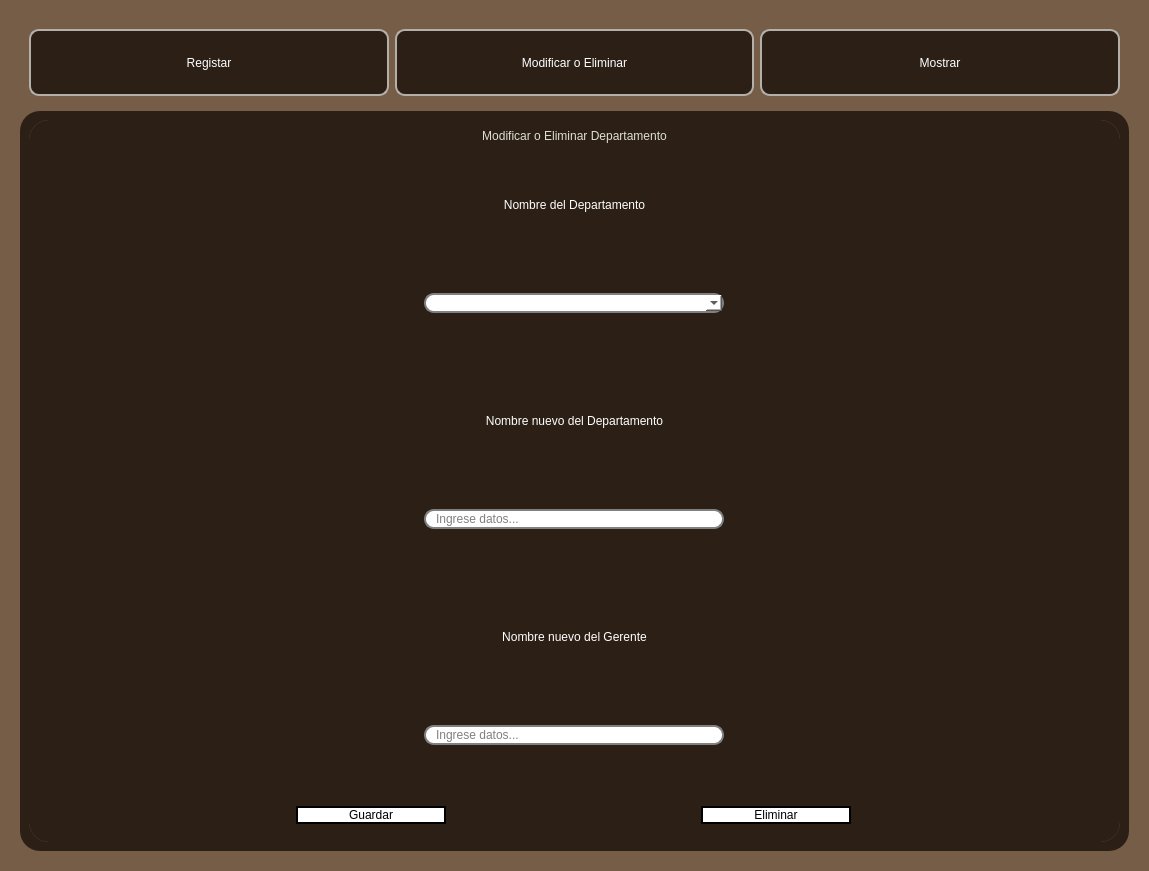
Before: the Qt Designer form ui/dptos.ui in n1enkew/Sistema-de-Empleados, drawn with Qt 5.
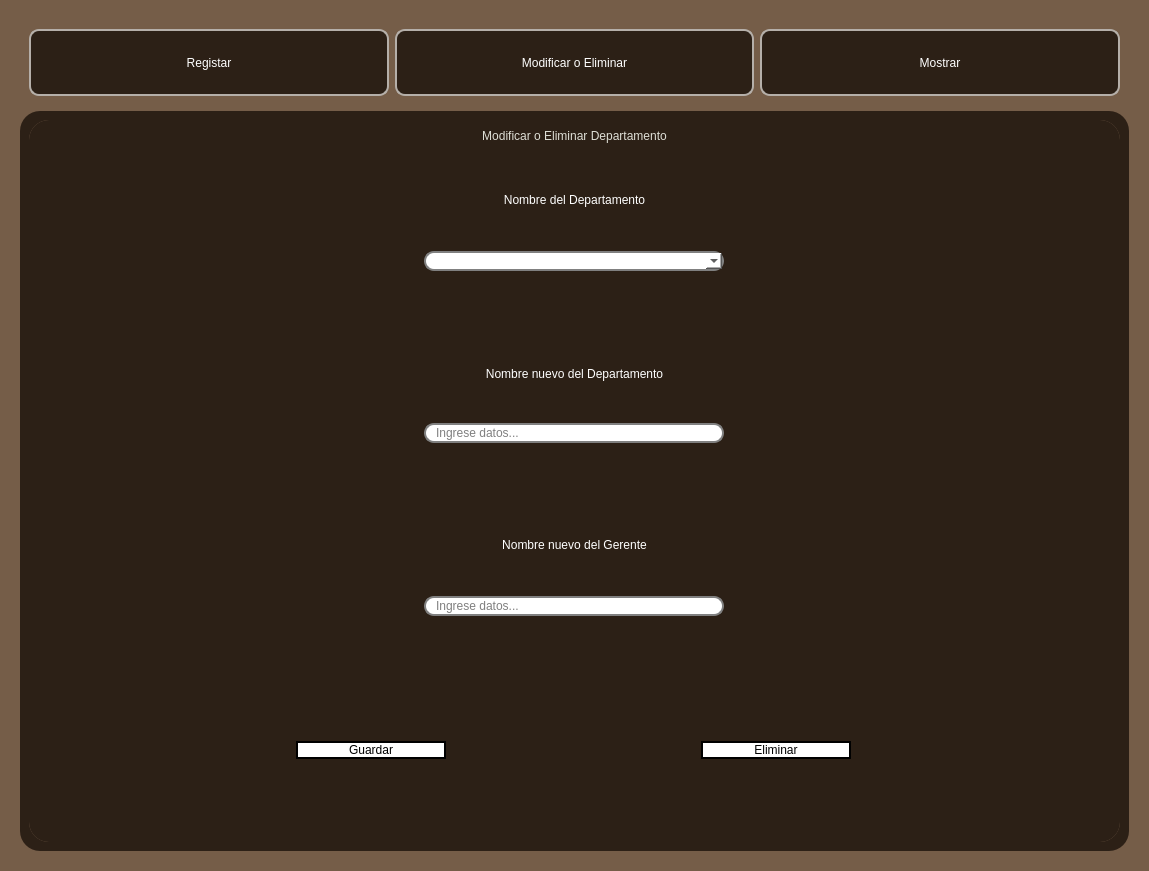
After: the same form once the commit is applied. The open tabs and pages were chosen to show the change.

Commit message: Refactor UI layouts and widget styles

Patch:
```diff
--- a/ui/dptos.ui
+++ b/ui/dptos.ui
@@ -544,7 +544,7 @@
     border: 2px solid rgb(44, 32, 22);   /* Opcional: cambiar el borde también */
 }</string>
             </property>
-            <layout class="QVBoxLayout" name="verticalLayout_8" stretch="0,2,2,2,0">
+            <layout class="QVBoxLayout" name="verticalLayout_8" stretch="0,1,1,1,1">
              <item>
               <widget class="QLabel" name="Titulo">
                <property name="sizePolicy">
@@ -570,25 +570,61 @@
              </item>
              <item>
               <widget class="QFrame" name="FrameBuscar">
+               <property name="sizePolicy">
+                <sizepolicy hsizetype="Preferred" vsizetype="Expanding">
+                 <horstretch>0</horstretch>
+                 <verstretch>0</verstretch>
+                </sizepolicy>
+               </property>
+               <property name="mouseTracking">
+                <bool>false</bool>
+               </property>
+               <property name="autoFillBackground">
+                <bool>false</bool>
+               </property>
                <property name="frameShape">
                 <enum>QFrame::StyledPanel</enum>
                </property>
                <property name="frameShadow">
                 <enum>QFrame::Raised</enum>
                </property>
-               <layout class="QVBoxLayout" name="verticalLayout_4">
+               <layout class="QVBoxLayout" name="verticalLayout_4" stretch="1,0">
+                <property name="spacing">
+                 <number>0</number>
+                </property>
+                <property name="topMargin">
+                 <number>0</number>
+                </property>
+                <property name="bottomMargin">
+                 <number>0</number>
+                </property>
                 <item>
                  <widget class="QLabel" name="label_5">
+                  <property name="enabled">
+                   <bool>true</bool>
+                  </property>
+                  <property name="sizePolicy">
+                   <sizepolicy hsizetype="Preferred" vsizetype="Fixed">
+                    <horstretch>0</horstretch>
+                    <verstretch>0</verstretch>
+                   </sizepolicy>
+                  </property>
                   <property name="text">
                    <string>Nombre del Departamento</string>
                   </property>
                   <property name="alignment">
-                   <set>Qt::AlignCenter</set>
+                   <set>Qt::AlignBottom|Qt::AlignHCenter</set>
                   </property>
                  </widget>
                 </item>
                 <item>
                  <widget class="QFrame" name="frame_13">
+                  <property name="sizePolicy">
+                   <sizepolicy hsizetype="Preferred" vsizetype="Fixed">
+                    <horstretch>0</horstretch>
+                    <verstretch>0</verstretch>
+                   </sizepolicy>
+                  </property>
                   <property name="frameShape">
                    <enum>QFrame::StyledPanel</enum>
                   </property>
@@ -607,7 +643,7 @@
                      <property name="maximumSize">
                       <size>
                        <width>300</width>
-                       <height>16777215</height>
+                       <height>30</height>
                       </size>
                      </property>
                     </widget>
@@ -620,6 +656,12 @@
              </item>
              <item>
               <widget class="QFrame" name="FrameUpdate1">
+               <property name="sizePolicy">
+                <sizepolicy hsizetype="Preferred" vsizetype="Expanding">
+                 <horstretch>0</horstretch>
+                 <verstretch>0</verstretch>
+                </sizepolicy>
+               </property>
                <property name="frameShape">
                 <enum>QFrame::StyledPanel</enum>
                </property>
@@ -629,6 +671,12 @@
                <layout class="QVBoxLayout" name="verticalLayout_9">
                 <item>
                  <widget class="QLabel" name="label_9">
+                  <property name="sizePolicy">
+                   <sizepolicy hsizetype="Preferred" vsizetype="Fixed">
+                    <horstretch>0</horstretch>
+                    <verstretch>0</verstretch>
+                   </sizepolicy>
+                  </property>
                   <property name="text">
                    <string>Nombre nuevo del Departamento</string>
                   </property>
@@ -639,6 +687,12 @@
                 </item>
                 <item>
                  <widget class="QFrame" name="frame_15">
+                  <property name="sizePolicy">
+                   <sizepolicy hsizetype="Preferred" vsizetype="Fixed">
+                    <horstretch>0</horstretch>
+                    <verstretch>0</verstretch>
+                   </sizepolicy>
+                  </property>
                   <property name="frameShape">
                    <enum>QFrame::StyledPanel</enum>
                   </property>
@@ -663,7 +717,7 @@
                      <property name="maximumSize">
                       <size>
                        <width>300</width>
-                       <height>16777215</height>
+                       <height>30</height>
                       </size>
                      </property>
                      <property name="styleSheet">
@@ -682,6 +736,12 @@
              </item>
              <item>
               <widget class="QFrame" name="FrameUpdate2">
+               <property name="sizePolicy">
+                <sizepolicy hsizetype="Preferred" vsizetype="Expanding">
+                 <horstretch>0</horstretch>
+                 <verstretch>0</verstretch>
+                </sizepolicy>
+               </property>
                <property name="frameShape">
                 <enum>QFrame::StyledPanel</enum>
                </property>
@@ -689,8 +749,23 @@
                 <enum>QFrame::Raised</enum>
                </property>
                <layout class="QVBoxLayout" name="verticalLayout_10">
+                <property name="spacing">
+                 <number>0</number>
+                </property>
+                <property name="topMargin">
+                 <number>0</number>
+                </property>
+                <property name="bottomMargin">
+                 <number>0</number>
+                </property>
                 <item>
                  <widget class="QLabel" name="label_10">
+                  <property name="sizePolicy">
+                   <sizepolicy hsizetype="Preferred" vsizetype="Fixed">
+                    <horstretch>0</horstretch>
+                    <verstretch>0</verstretch>
+                   </sizepolicy>
+                  </property>
                   <property name="text">
                    <string>Nombre nuevo del Gerente</string>
                   </property>
@@ -701,6 +776,12 @@
                 </item>
                 <item>
                  <widget class="QFrame" name="frame_17">
+                  <property name="sizePolicy">
+                   <sizepolicy hsizetype="Preferred" vsizetype="Fixed">
+                    <horstretch>0</horstretch>
+                    <verstretch>0</verstretch>
+                   </sizepolicy>
+                  </property>
                   <property name="frameShape">
                    <enum>QFrame::StyledPanel</enum>
                   </property>
@@ -725,7 +806,7 @@
                      <property name="maximumSize">
                       <size>
                        <width>300</width>
-                       <height>16777215</height>
+                       <height>30</height>
                       </size>
                      </property>
                      <property name="styleSheet">
@@ -744,6 +825,33 @@
              </item>
              <item>
               <widget class="QFrame" name="FrameUpdate3">
+               <property name="sizePolicy">
+                <sizepolicy hsizetype="Preferred" vsizetype="Expanding">
+                 <horstretch>0</horstretch>
+                 <verstretch>0</verstretch>
+                </sizepolicy>
+               </property>
+               <property name="styleSheet">
+                <string notr="true">QPushButton{
+    border: 2px solid black;
+    border-radius: 10px;
+    padding: 0 8px;
+    background: white;
+font: 400 12pt &quot;Lexend&quot;;
+color: black;
+}
+
+QPushButton:hover{
+background-color: qlineargradient(spread:pad, x1:0, y1:0, x2:1, y2:0, stop:0 rgba(44, 32, 22, 255), stop:1 rgba(181, 175, 169, 255));
+
+}
+
+QPushButton:pressed {
+    background-color: rgb(117, 93, 72); /* El color que quieras al hacer clic */
+    border: 2px solid rgb(44, 32, 22);   /* Opcional: cambiar el borde también */
+}
+</string>
+               </property>
                <property name="frameShape">
                 <enum>QFrame::StyledPanel</enum>
                </property>
```
Left out of the diff: 117 changed lines with no effect on the pictures. The commit also changes 7 other files.
